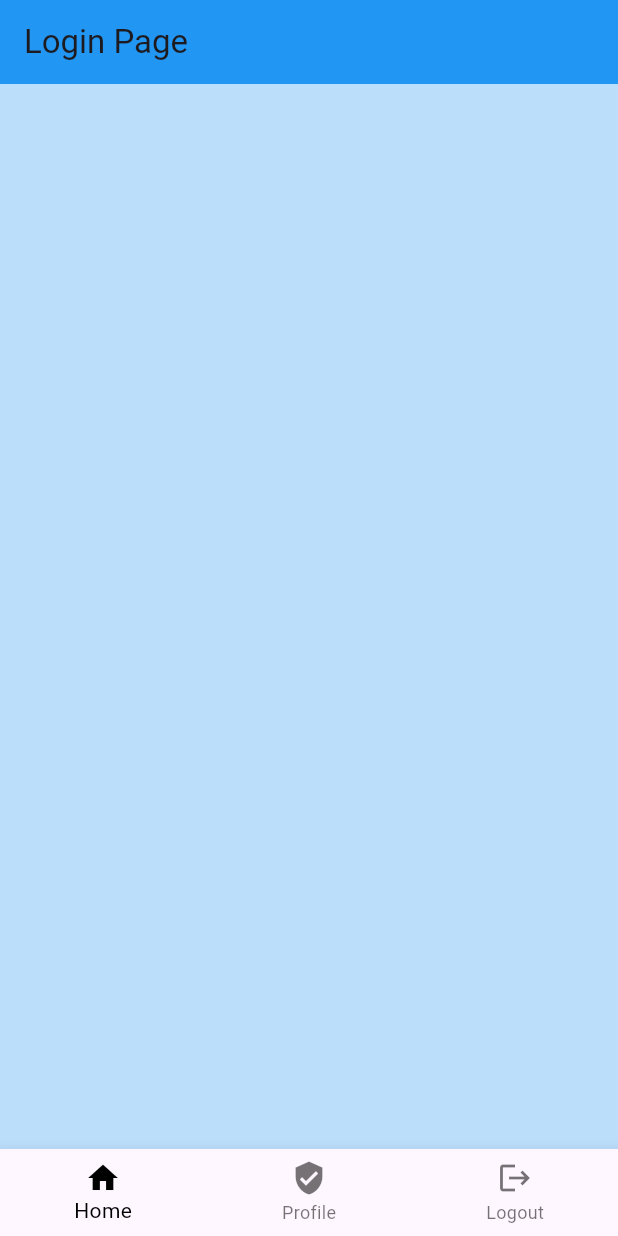
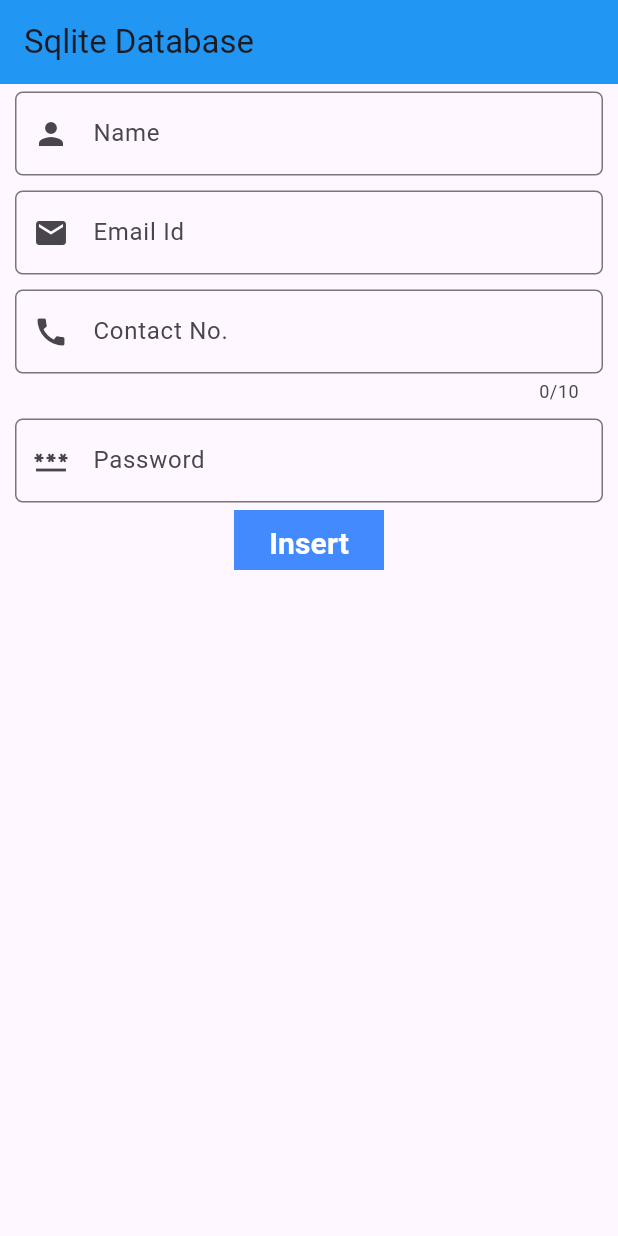
Before and after one commit to sahetu/asia_pacific_app, a Flutter app: the screen it shows after launch, on a phone screen of 412 x 824 dp. Run offline on Flutter 3.47's test engine with Material 3 defaults, Android fonts, the phone set to English and light mode, and no system bars; our stand-ins replace fluttertoast, sqflite; accounts and stored records are empty.

Commit message:
SqliteDatabaseDemo

```diff
--- a/lib/splash.dart
+++ b/lib/splash.dart
@@ -3,6 +3,7 @@ import 'dart:async';
 import 'package:asia_pacific_app/bottom.dart';
 import 'package:asia_pacific_app/login.dart';
 import 'package:asia_pacific_app/navigationdemo.dart';
+import 'package:asia_pacific_app/sqliteDemo.dart';
 import 'package:asia_pacific_app/tabDemo.dart';
 import 'package:flutter/material.dart';
 
@@ -37,7 +38,7 @@ class SplashState extends State<SplashApp>{
 
   Future<Timer> startTimerMethod() async {
       return new Timer(Duration(seconds: 3), (){
-        Navigator.push(context, MaterialPageRoute(builder: (_)=>BottomDemo()));
+        Navigator.push(context, MaterialPageRoute(builder: (_)=>SqliteListState()));
       });
   }
 
--- a/lib/sqliteDatabaseHelper.dart
+++ b/lib/sqliteDatabaseHelper.dart
@@ -62,4 +62,14 @@ class SqliteDatabaseHelper{
     return await db!.delete(tableName,where: '$columnContact = ?',whereArgs: [contact]);
   }
 
+  Future<List<Map<String,dynamic>>> getAllData() async{
+    Database? db = await instance.database;
+    return await db!.query(tableName);
+  }
+
+  Future<List<Map<String,dynamic>>> getSearchData(String sContact) async{
+    Database? db = await instance.database;
+    return await db!.query(tableName,where: '$columnContact = ?',whereArgs: [sContact]);
+  }
+
 }
--- /dev/null
+++ b/lib/sqliteDemo.dart
@@ -0,0 +1,187 @@
+import 'package:asia_pacific_app/sqliteDatabaseHelper.dart';
+import 'package:flutter/material.dart';
+import 'package:fluttertoast/fluttertoast.dart';
+
+class SqliteListState extends StatelessWidget{
+
+  GlobalKey<FormState> formKey = GlobalKey();
+  late String sName,sEmail,sContact,sPassword;
+  var dbHelper = SqliteDatabaseHelper();
+
+  @override
+  Widget build(BuildContext context) {
+    // TODO: implement build
+    //throw UnimplementedError();
+    return MaterialApp(
+      home: Scaffold(
+        appBar: AppBar(
+          title: Text("Sqlite Database"),
+          backgroundColor: Colors.blue,
+        ),
+        body: Center(
+          child: Container(
+            child: Column(
+              children: [
+                Form(
+                  key: formKey,
+                  child: Column(
+                  children: [
+                    Padding(
+                      padding: const EdgeInsets.symmetric(horizontal: 10.0,vertical: 5.0),
+                      child: TextFormField(
+                        keyboardType: TextInputType.name,
+                        decoration: InputDecoration(
+                          labelText: "Name",
+                          hintText: "Name",
+                          border: OutlineInputBorder(borderRadius: BorderRadius.circular(5.0),),
+                          focusColor: Colors.amber.shade100,
+                          focusedBorder: OutlineInputBorder(borderRadius: BorderRadius.circular(10.0),),
+                          prefixIcon: Icon(Icons.person)
+                        ),
+                        onSaved: (value){
+                          sName = value!;
+                        },
+                        validator: (value){
+                          if(value!.isEmpty){
+                            return "Name Required";
+                          }
+                          else{
+                            return null;
+                          }
+                        },
+                      ),
+                    ),
+                    Padding(
+                      padding: const EdgeInsets.symmetric(horizontal: 10.0,vertical: 5.0),
+                      child: TextFormField(
+                        keyboardType: TextInputType.emailAddress,
+                        decoration: InputDecoration(
+                          labelText: "Email Id",
+                          hintText: "Email Id",
+                          border: OutlineInputBorder(borderRadius: BorderRadius.circular(5.0),),
+                          focusColor: Colors.amber.shade100,
+                          focusedBorder: OutlineInputBorder(borderRadius: BorderRadius.circular(10.0),),
+                          prefixIcon: Icon(Icons.email)
+                        ),
+                        onSaved: (value){
+                          sEmail = value!;
+                        },
+                        validator: (value){
+                          if(value!.isEmpty){
+                            return "Email Id Required";
+                          }
+                          else{
+                            return null;
+                          }
+                        },
+                      ),
+                    ),
+                    Padding(
+                      padding: const EdgeInsets.symmetric(horizontal: 10.0,vertical: 5.0),
+                      child: TextFormField(
+                        keyboardType: TextInputType.phone,
+                        maxLength: 10,
+                        decoration: InputDecoration(
+                          labelText: "Contact No.",
+                          hintText: "Contact No.",
+                          border: OutlineInputBorder(borderRadius: BorderRadius.circular(5.0),),
+                          focusColor: Colors.amber.shade100,
+                          focusedBorder: OutlineInputBorder(borderRadius: BorderRadius.circular(10.0),),
+                          prefixIcon: Icon(Icons.call)
+                        ),
+                        onSaved: (value){
+                          sContact = value!;
+                        },
+                        validator: (value){
+                          if(value!.isEmpty){
+                            return "Contact No. Required";
+                          }
+                          if(value!.length<10){
+                            return "Valid Contact No. Required";
+                          }
+                          else{
+                            return null;
+                          }
+                        },
+                      ),
+                    ),
+                    Padding(
+                      padding: const EdgeInsets.symmetric(horizontal: 10.0,vertical: 5.0),
+                      child: TextFormField(
+                        keyboardType: TextInputType.number,
+                        obscureText: true,
+                        decoration: InputDecoration(
+                          labelText: "Password",
+                          hintText: "Password",
+                          border: OutlineInputBorder(borderRadius: BorderRadius.circular(5.0),),
+                          focusColor: Colors.amber.shade100,
+                          focusedBorder: OutlineInputBorder(borderRadius: BorderRadius.circular(10.0),),
+                          prefixIcon: Icon(Icons.password)
+                        ),
+                        onSaved: (value){
+                          sPassword = value!;
+                        },
+                        validator: (value){
+                          if(value!.isEmpty){
+                            return "Password Required";
+                          }
+                          else{
+                            return null;
+                          }
+                        },
+                      ),
+                    ),
+                    Container(
+                      width: 100.0,
+                      height: 40.0,
+                      color: Colors.blueAccent.shade200,
+                      child: TextButton(
+                        onPressed: (){
+                          if(formKey.currentState!.validate()){
+                            formKey.currentState!.save();
+                            insertData(sName,sEmail,sContact,sPassword);
+                          }
+                        },
+                        child: Text(
+                          "Insert",
+                          style: TextStyle(
+                            color: Colors.white,
+                            fontWeight: FontWeight.bold,
+                            fontSize: 20.0,
+                          ),
+                        ),
+                      ),
+                    ),
+                  ],
+                ),),
+              ],
+            ),
+          ),
+        ),
+      ),
+    );
+  }
+
+  void insertData(String sName,String sEmail,String sContact, String sPassword){
+    Map<String,dynamic> rows = {
+      SqliteDatabaseHelper.columnName:sName,
+      SqliteDatabaseHelper.columnEmail:sEmail,
+      SqliteDatabaseHelper.columnContact:sContact,
+      SqliteDatabaseHelper.columnPassword:sPassword
+    };
+
+    final id  = dbHelper.insert(rows);
+    Fluttertoast.showToast(
+      msg: "Insert Successfully",
+      toastLength: Toast.LENGTH_SHORT,
+      timeInSecForIosWeb: 2,
+      gravity: ToastGravity.BOTTOM,
+      backgroundColor: Colors.amber,
+      textColor: Colors.black,
+      fontSize: 16.0
+    );
+    print("Last Inserted Id : $id");
+
+  }
+
+}
```
